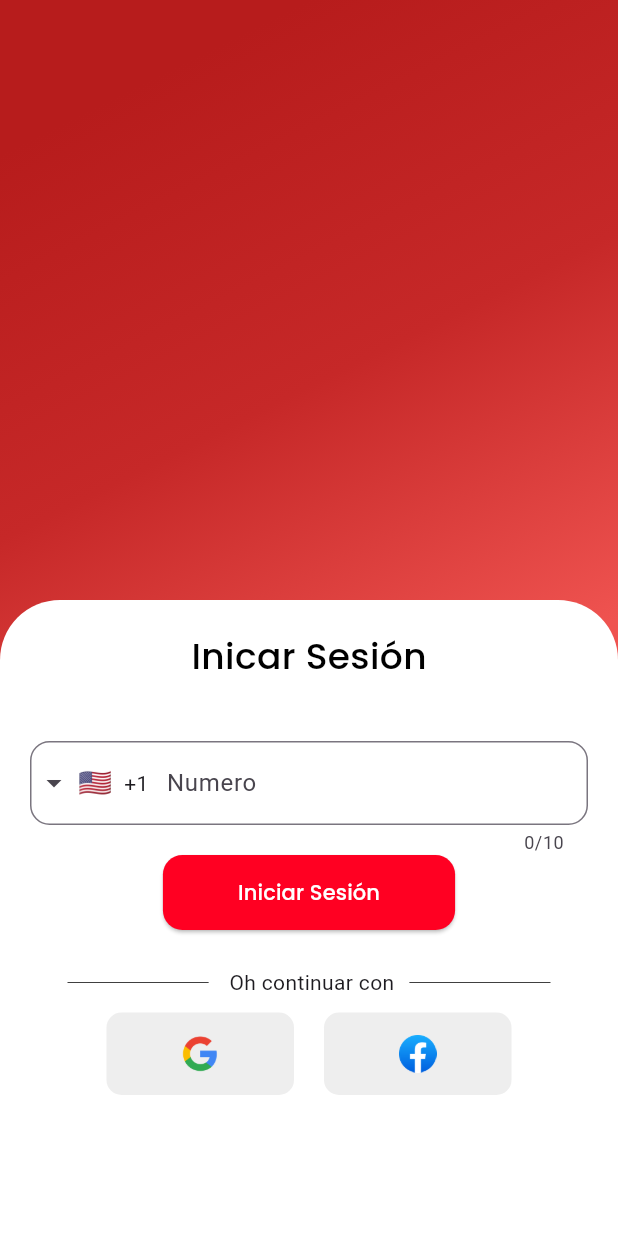
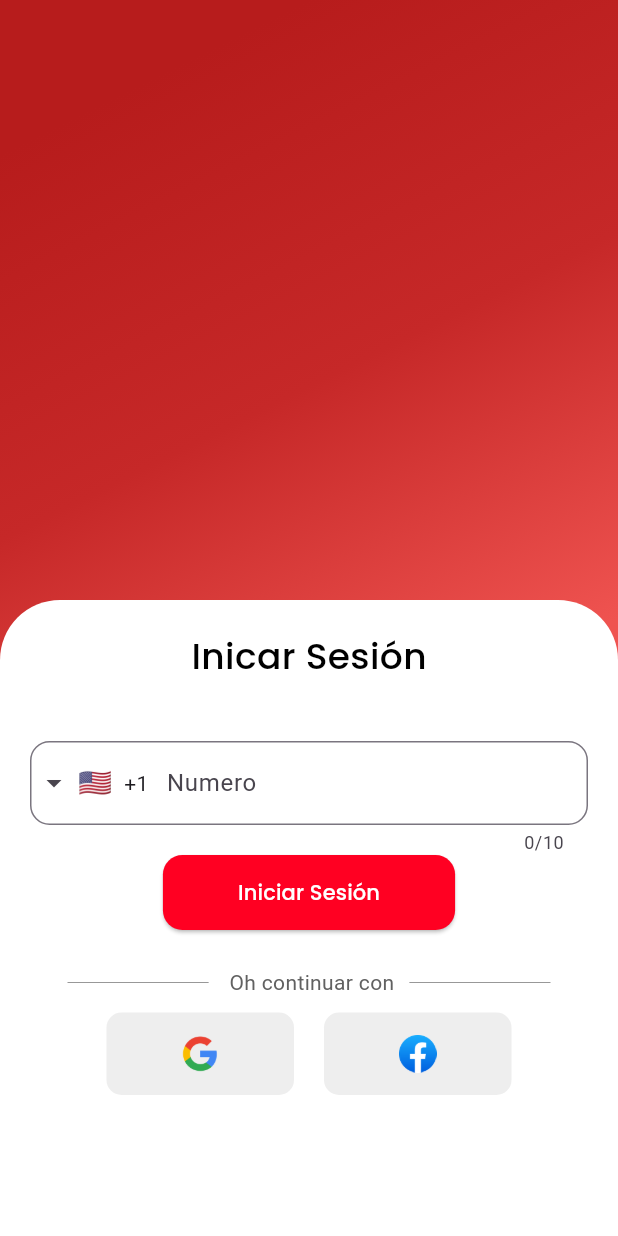
Before and after one commit to alttiplano/Mi_Tiendita, a Flutter app: the screen it shows after launch, on a phone screen of 412 x 824 dp. Run offline on Flutter 3.47's test engine with Material 3 defaults, Android fonts, the phone set to English and light mode, and no system bars; drawn by our look-alikes of intl_phone_field.

Commit message:
:arrow_up: Update `new 2.0`

```diff
--- a/lib/src/pages/auth/login/login_card.dart
+++ b/lib/src/pages/auth/login/login_card.dart
@@ -65,24 +65,27 @@ class LoginCard extends StatelessWidget {
               ],
             ),
             const SizedBox(height: 25),
-            const Padding(
-              padding: EdgeInsets.symmetric(horizontal: 25.0),
+            Padding(
+              padding: const EdgeInsets.symmetric(horizontal: 25.0),
               child: Row(
                 children: [
                   Expanded(
                     child: Divider(
                       thickness: 0.5,
-                      color: Colors.black,
+                      color: Colors.grey[600],
                     ),
                   ),
                   Padding(
-                    padding: EdgeInsets.symmetric(horizontal: 10.0),
-                    child: Text(' Oh continuar con'),
+                    padding: const EdgeInsets.symmetric(horizontal: 10.0),
+                    child: Text(
+                      ' Oh continuar con',
+                      style: TextStyle(color: Colors.grey[700]),
+                    ),
                   ),
                   Expanded(
                     child: Divider(
                       thickness: 0.5,
-                      color: Colors.black,
+                      color: Colors.grey[600],
                     ),
                   ),
                 ],
```
